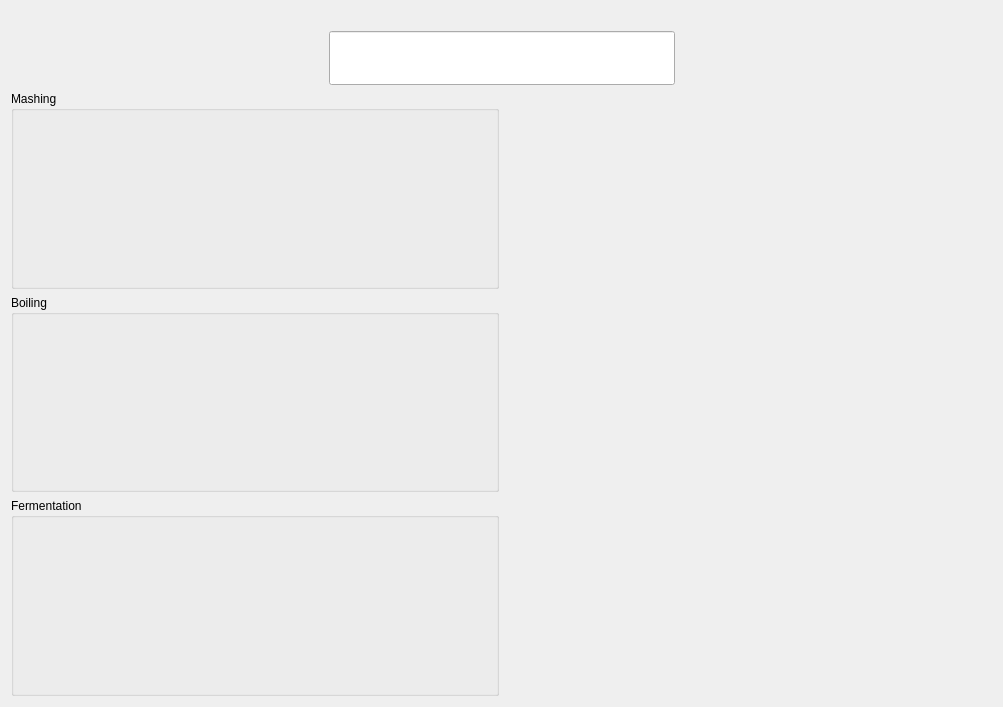
Old version of the form src/app/central_widget.ui in the repository Brasserie-De-Toulbroch/druid.
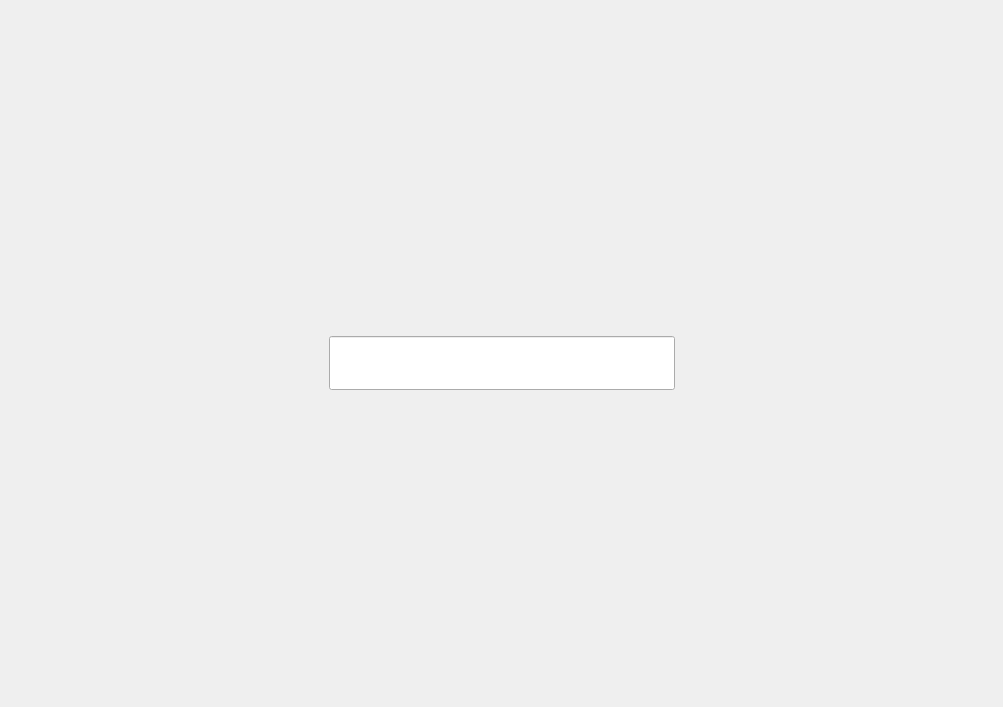
New version of the form.

Commit message: Add widgets for boiling, mashing and fermentation

What changed in the file:
```diff
--- a/src/app/central_widget.ui
+++ b/src/app/central_widget.ui
@@ -15,51 +15,7 @@
   </property>
   <layout class="QGridLayout" name="gridLayout_3" columnstretch="1,1" columnminimumwidth="1,1">
    <item row="4" column="0">
-    <layout class="QVBoxLayout" name="verticalLayout_2" stretch="1,1,1">
-     <item>
-      <widget class="QGroupBox" name="groupBox_3">
-       <property name="title">
-        <string>Mashing</string>
-       </property>
-       <layout class="QGridLayout" name="gridLayout_5">
-        <property name="topMargin">
-         <number>40</number>
-        </property>
-        <item row="3" column="0">
-         <widget class="QLabel" name="label_6">
-          <property name="text">
-           <string/>
-          </property>
-         </widget>
-        </item>
-       </layout>
-      </widget>
-     </item>
-     <item>
-      <widget class="QGroupBox" name="groupBox_5">
-       <property name="title">
-        <string>Boiling</string>
-       </property>
-       <layout class="QGridLayout" name="gridLayout_6">
-        <property name="topMargin">
-         <number>40</number>
-        </property>
-       </layout>
-      </widget>
-     </item>
-     <item>
-      <widget class="QGroupBox" name="groupBox_4">
-       <property name="title">
-        <string>Fermentation</string>
-       </property>
-       <layout class="QGridLayout" name="gridLayout_7">
-        <property name="topMargin">
-         <number>40</number>
-        </property>
-       </layout>
-      </widget>
-     </item>
-    </layout>
+    <layout class="QVBoxLayout" name="_left_layout" stretch=""/>
    </item>
    <item row="0" column="0" colspan="2">
     <layout class="QHBoxLayout" name="_top_layout">
```
The commit also changes 12 other files.
